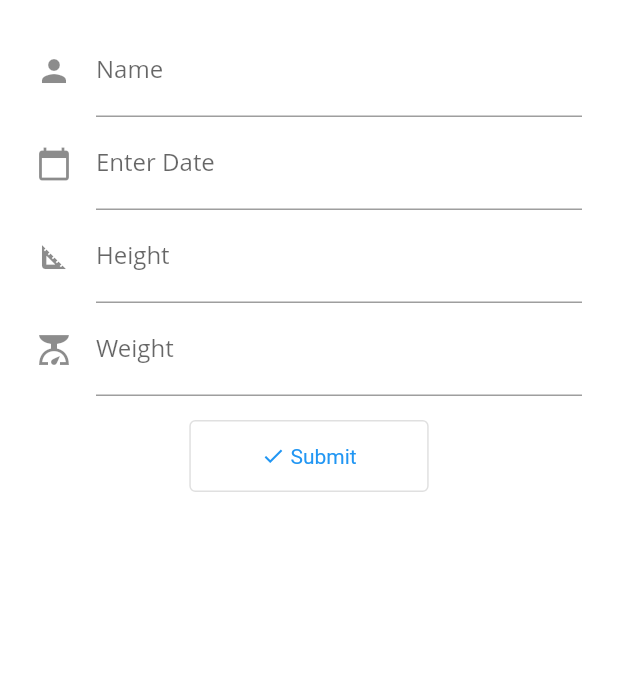
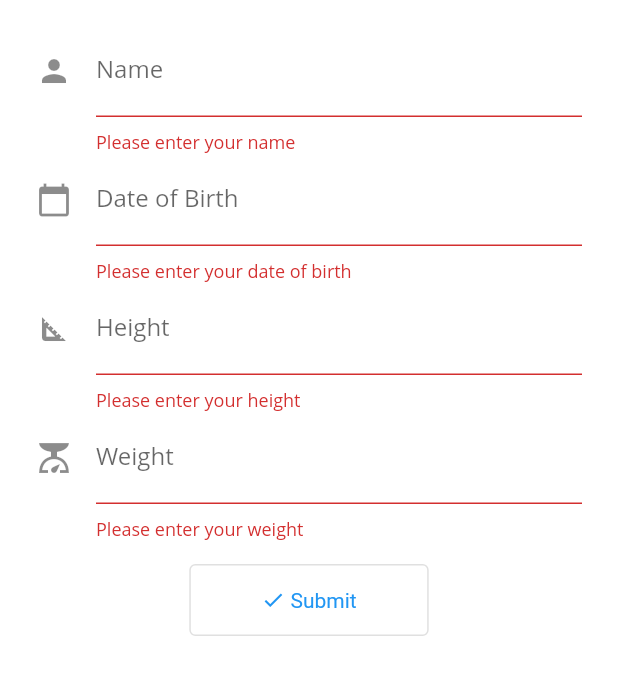
Before and after one commit to mattalejo/sigla, a Flutter app: the MyCustomForm screen opened directly, after a tap on an icon or button, on a phone screen of 412 x 824 dp. Shown: the top 675 px of the screen. Run offline on Flutter 3.47's test engine with Material 2 defaults, Android fonts, the phone set to English and light mode, and no system bars; Roboto replaces fonts that are missing (Open Sans).

Commit message:
Added functional BMI feature for forms.dart and executed better coding practices for directory.dart

```diff
--- a/lib/directory.dart
+++ b/lib/directory.dart
@@ -26,10 +26,10 @@ class DirectoryState extends State<Directory> {
   @override
   Widget build(BuildContext context){
     return Scaffold(
-      appBar: AppBar(title: Text("asd")),
+      appBar: AppBar(title: const Text("asd")),
       body: PageView(
         controller: pageController,
-        children: [
+        children: const [
           HomeScreen(),
           MyCustomForm(),
           DatabaseScreen()
@@ -42,7 +42,7 @@ class DirectoryState extends State<Directory> {
           BottomNavigationBarItem(icon: Icon(Icons.book), label: "Food Database"),
         ],
         currentIndex: _selectedIndex,
-        selectedItemColor: Color.fromARGB(255, 30, 92, 6),
+        selectedItemColor: const Color.fromARGB(255, 30, 92, 6),
         unselectedItemColor: Colors.grey,
         onTap: onTapped
       ),
--- a/lib/form.dart
+++ b/lib/form.dart
@@ -1,5 +1,7 @@
+import 'dart:math';
+
 import 'package:flutter/material.dart';
-import 'package:dropdown_formfield/dropdown_formfield.dart';
+// import 'package:dropdown_formfield/dropdown_formfield.dart';
 
 // Create a Form widget.
 class MyCustomForm extends StatefulWidget {
@@ -15,13 +17,19 @@ class MyCustomFormState extends State<MyCustomForm> {
   // Create a global key that uniquely identifies the Form widget
   // and allows validation of the form.
   final _formKey = GlobalKey<FormState>();
+  final controller_name = TextEditingController();
+  final controller_age = TextEditingController();
+  final controller_height = TextEditingController();
+  final controller_weight = TextEditingController();
+
+  TextEditingController dateCtl = TextEditingController();
 
   @override
   Widget build(BuildContext context) {
     // Build a Form widget using the _formKey created above.
-    return new Scaffold(
+    return Scaffold(
         backgroundColor: Colors.white,
-        body: new Container(
+        body: Container(
           margin: const EdgeInsets.symmetric(vertical: 16, horizontal: 24),
           child: Form(
             key: _formKey,
@@ -29,47 +37,102 @@ class MyCustomFormState extends State<MyCustomForm> {
               crossAxisAlignment: CrossAxisAlignment.start,
               children: <Widget>[
                 TextFormField(
+                  controller: controller_name,
                   decoration: const InputDecoration(
-                    icon: const Icon(Icons.person),
+                    icon: Icon(Icons.person),
                     hintText: 'Enter your name',
                     labelText: 'Name',
                   ),
+                  validator: (value) {
+                    if (value == null || value.isEmpty) {
+                      return 'Please enter your name';
+                    }
+                  return null;
+                  },
                 ),
                 TextFormField(
-                  keyboardType: TextInputType.datetime,
-                  decoration: InputDecoration(
+                  controller: controller_age,
+                  decoration: const InputDecoration(
                       icon: Icon(Icons.calendar_today),
-                      hintText: "MM/DD/YYYY",
-                      labelText: "Enter Date"),
+                      labelText: "Date of Birth"),
+                      onTap: () async{
+                        DateTime date = DateTime(1900);
+                        FocusScope.of(context).requestFocus(new FocusNode());
+
+                        date = (await showDatePicker(
+                                      context: context,
+                                      initialDate:DateTime.now(),
+                                      firstDate:DateTime(1900),
+                                      lastDate: DateTime(2100)))!;
+
+                        controller_age.text = "${date.day}-${date.month}-${date.year}";
+
+                        },
+                  validator: (value) {
+                    if (value == null || value.isEmpty) {
+                      return 'Please enter your date of birth';
+                    }
+                  return null;
+                  },
                 ),
                 TextFormField(
-                  keyboardType: TextInputType.number,
+                  controller: controller_height,
+                  keyboardType:  const TextInputType.numberWithOptions(decimal: true),
                   decoration: const InputDecoration(
-                    icon: const Icon(Icons.square_foot),
+                    icon: Icon(Icons.square_foot),
                     hintText: 'Enter height in centimeters',
                     labelText: 'Height',
                   ),
+                  validator: (value) {
+                    if (value == null || value.isEmpty) {
+                      return 'Please enter your height';
+                    }
+                  return null;
+                  },
                 ),
                 TextFormField(
-                  keyboardType: TextInputType.number,
+                  controller: controller_weight,
+                  keyboardType: const TextInputType.numberWithOptions(decimal: true),
                   decoration: const InputDecoration(
-                    icon: const Icon(Icons.scale),
+                    icon: Icon(Icons.scale),
                     hintText: 'Enter weight in kilograms',
                     labelText: 'Weight',
                   ),
+                  validator: (value) {
+                    if (value == null || value.isEmpty) {
+                      return 'Please enter your weight';
+                    }
+                  return null;
+                  },
                 ),
                 Container(
-                    padding: EdgeInsets.only(top: 16),
+                    padding: const EdgeInsets.only(top: 16),
                     alignment: Alignment.center,
                     child: ButtonTheme(
                         minWidth: 200,
                         height: 64,
-                        child: new OutlinedButton(
-                            onPressed: () {},
-                            child: new RichText(
-                              text: TextSpan(
+                        child: OutlinedButton(
+                            onPressed: () {
+                                  // Validate returns true if the form is valid, or false otherwise.
+                              if (_formKey.currentState!.validate()) {
+                                // If the form is valid, display a snackbar. In the real world,
+                                // you'd often call a server or save the information in a database.
+
+                                  final valueName = controller_name.text;
+                                  final valueAge = controller_age.text;
+                                  final valueHeight = controller_height.text;
+                                  final valueWeight = controller_weight.text;
+
+                                  num bmi = num.parse(valueWeight)/(pow((num.parse(valueHeight)*0.01),2));
+                                  ScaffoldMessenger.of(context).showSnackBar(
+                                    SnackBar(content: Text('BMI: ${bmi}')),
+                                  );
+                              }
+                            },
+                            child: RichText(
+                              text: const TextSpan(
                                 children: [
-                                  WidgetSpan(
+                                   WidgetSpan(
                                     child: Icon(Icons.check, size: 16),
                                   ),
                                   TextSpan(
@@ -82,11 +145,12 @@ class MyCustomFormState extends State<MyCustomForm> {
                               ),
                             ),
                             style: OutlinedButton.styleFrom(
-                                padding: EdgeInsets.symmetric(
+                                padding: const EdgeInsets.symmetric(
                                     horizontal: 48, vertical: 16))))),
               ],
             ),
           ),
-        ));
+        )
+      );
   }
 }
```
Also changed, not shown: flutter_01.png (added).
